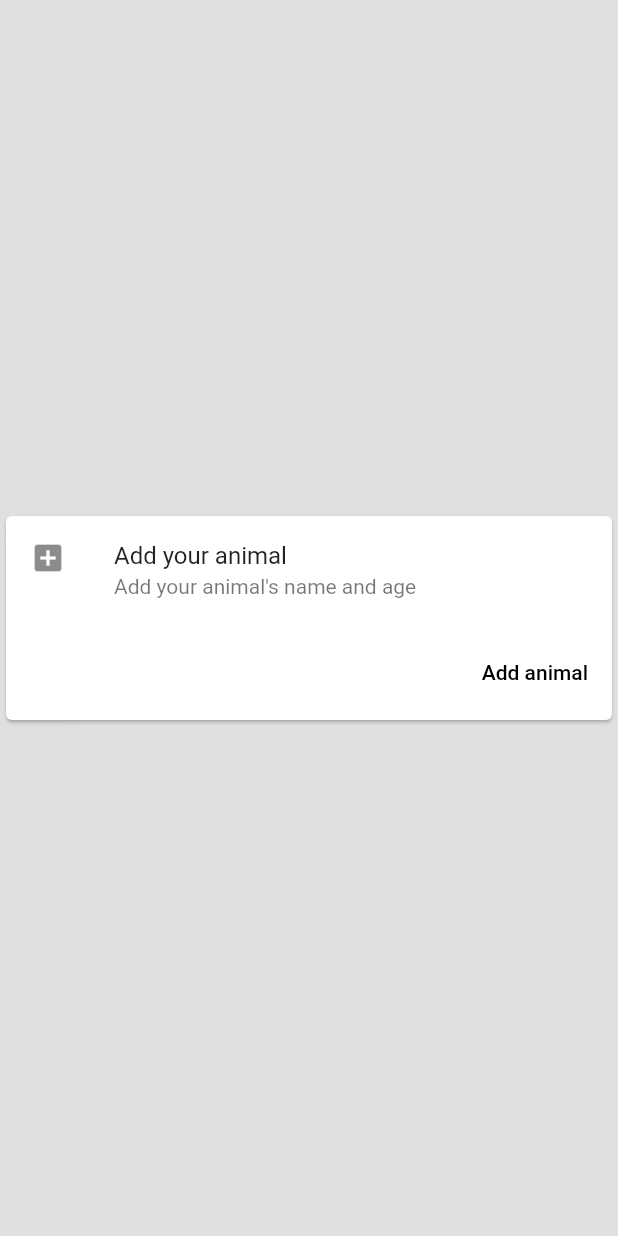
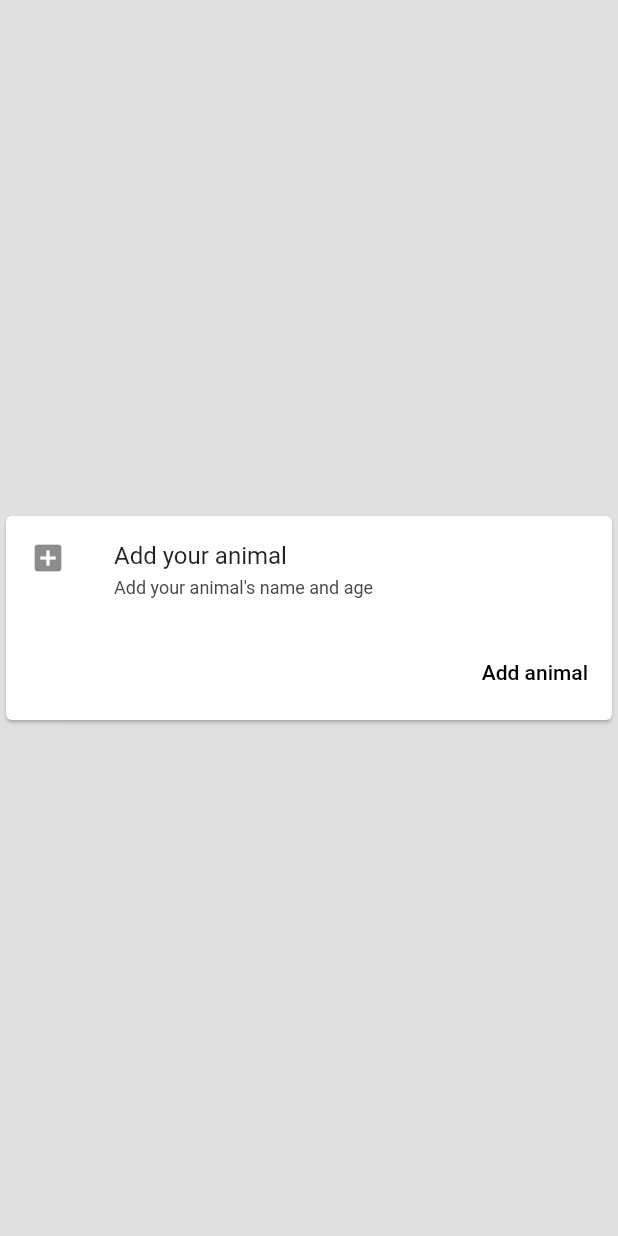
Before and after one commit to anawebdev/vlutter, a Flutter app: the screen it shows after launch, on a phone screen of 412 x 824 dp. Run offline on Flutter 3.47's test engine with Material 2 defaults, Android fonts, the phone set to English and light mode, and no system bars.

Commit message:
add colors

```diff
--- a/lib/main.dart
+++ b/lib/main.dart
@@ -2,19 +2,12 @@ import "package:flutter/material.dart";
 import "dart:ui";
 import "dart:math";
 
-
-
 class AnimalInfo {
-
   final String name;
   final String age;
 
-  AnimalInfo (this.name, this.age);
+  AnimalInfo(this.name, this.age);
 }
-
-
-
-
 
 final grey = Colors.grey[300];
 
@@ -28,23 +21,22 @@ class _VlutterState extends State<Vlutter> with SingleTickerProviderStateMixin {
   bool animationForward = true;
   var animals = List<AnimalInfo>.generate(
     5,
-  (i) =>  AnimalInfo("name $i", "$i"),
+    (i) => AnimalInfo("name $i", "$i"),
   );
-
 
   final PageController pageController = PageController();
 
   @override
   void initState() {
     super.initState();
-      animController = AnimationController(duration: const Duration(seconds: 1), vsync: this);
+    animController =
+        AnimationController(duration: const Duration(seconds: 1), vsync: this);
     animation = CurveTween(curve: Curves.easeOut).animate(animController)
       ..addListener(() {
-            setState((){});
+        setState(() {});
       });
 
     animController.forward();
-
   }
 
   @override
@@ -53,16 +45,40 @@ class _VlutterState extends State<Vlutter> with SingleTickerProviderStateMixin {
     super.dispose();
   }
 
+  static const Charcoal = Color(0xFF484848);
+  static const OffWhite = Color(0xFFF4F4F4);
+
   @override
   Widget build(BuildContext context) {
-
-
     return LayoutBuilder(
       builder: (context, constraints) {
-
         return MaterialApp(
           //   textDirection: TextDirection.ltr,
-
+          theme: ThemeData(
+              primaryColor: Color(0xFF49B2AE),
+              errorColor: Color(0xFF808080),
+              textTheme: TextTheme(
+                headline: TextStyle(
+                    fontSize: 14.0,
+                    fontWeight: FontWeight.normal,
+                    color: Charcoal),
+                display1: TextStyle(
+                    fontSize: 14.0,
+                    fontWeight: FontWeight.normal,
+                    color: Charcoal),
+                display2: TextStyle(
+                    fontSize: 10.0,
+                    fontWeight: FontWeight.bold,
+                    color: Charcoal),
+                title: TextStyle(
+                    fontSize: 14.0,
+                    fontWeight: FontWeight.bold,
+                    color: Charcoal),
+                body1: TextStyle(fontSize: 12.0, color: Charcoal),
+                body2: TextStyle(fontSize: 12.0, color: Charcoal),
+                subtitle: TextStyle(fontSize: 12.0, color: Charcoal),
+                caption: TextStyle(fontSize: 12.0, color: Charcoal),
+              )),
 
           home: Container(
             color: grey,
@@ -71,10 +87,10 @@ class _VlutterState extends State<Vlutter> with SingleTickerProviderStateMixin {
               pageSnapping: true,
               controller: pageController,
               children: [
-                              AddCard() ,
+                AddCard(),
                 for (var i = 0; i < this.animals.length; i++)
-                                DashboardCardPadded(animation: animation ,animal : this.animals[i])
-
+                  DashboardCardPadded(
+                      animation: animation, animal: this.animals[i])
               ],
               onPageChanged: (pageIndex) {
                 animController.reset();
@@ -89,7 +105,8 @@ class _VlutterState extends State<Vlutter> with SingleTickerProviderStateMixin {
 }
 
 class DashboardCardPadded extends AnimatedWidget {
-    DashboardCardPadded({Key key, Animation animation , this.animal}) : super(key: key, listenable: animation);
+  DashboardCardPadded({Key key, Animation animation, this.animal})
+      : super(key: key, listenable: animation);
 
   AnimalInfo animal;
 
@@ -99,7 +116,7 @@ class DashboardCardPadded extends AnimatedWidget {
     return ListView(
       children: [
         SizedBox(height: 50),
-                DashboardCard(animation: animation , animal : animal ),
+        DashboardCard(animation: animation, animal: animal),
         SizedBox(height: 15),
       ],
     );
@@ -107,8 +124,8 @@ class DashboardCardPadded extends AnimatedWidget {
 }
 
 class DashboardCard extends AnimatedWidget {
-
-    DashboardCard({Key key, Animation animation ,this.animal }) : super(key: key, listenable: animation);
+  DashboardCard({Key key, Animation animation, this.animal})
+      : super(key: key, listenable: animation);
   AnimalInfo animal;
   Animation get animation => listenable;
 
@@ -121,8 +138,6 @@ class DashboardCard extends AnimatedWidget {
       endIndent: 15,
       thickness: 0.8,
     );
-
-
 
     return Stack(
       children: [
@@ -144,7 +159,8 @@ class DashboardCard extends AnimatedWidget {
               child: Column(
                 mainAxisAlignment: MainAxisAlignment.start,
                 children: [
-                                    Text(this.animal.name, style: TextStyle(
+                  Text(this.animal.name,
+                      style: TextStyle(
                         fontSize: 14,
                         color: grey,
                       )),
@@ -152,12 +168,24 @@ class DashboardCard extends AnimatedWidget {
                   Row(
                     mainAxisAlignment: MainAxisAlignment.spaceEvenly,
                     children: [
-                                            Expanded(child: Thingy(percentage: 0.6, animation: animation)),
-                                            Expanded(child: Thingy(percentage: 0.7, animation: animation)),
-                                            Expanded(child: Thingy(percentage: 0.25, animation: animation)),
+                      Expanded(
+                          child: Thingy(percentage: 0.6, animation: animation)),
+                      Expanded(
+                          child: Thingy(percentage: 0.7, animation: animation)),
+                      Expanded(
+                          child:
+                              Thingy(percentage: 0.25, animation: animation)),
                     ],
                   ),
-
+                  Row(
+                    mainAxisAlignment: MainAxisAlignment.spaceEvenly,
+                    children: [
+                      Expanded(
+                          child: Thingy(percentage: 0.6, animation: animation)),
+                      Expanded(
+                          child: Thingy(percentage: 0.7, animation: animation)),
+                    ],
+                  ),
                 ],
               ),
             ),
@@ -174,7 +202,8 @@ class DashboardCard extends AnimatedWidget {
               shape: BoxShape.circle,
               image: DecorationImage(
                 fit: BoxFit.cover,
-                                image: NetworkImage('https://s3.eu-central-1.amazonaws.com/bea.vetevo/animals/725/avatar/064b32a0-99b2-11e8-aac2-79bd522c3aa9.jpeg'),
+                image: NetworkImage(
+                    'https://s3.eu-central-1.amazonaws.com/bea.vetevo/animals/725/avatar/064b32a0-99b2-11e8-aac2-79bd522c3aa9.jpeg'),
               ),
             ),
           ),
@@ -185,7 +214,8 @@ class DashboardCard extends AnimatedWidget {
 }
 
 class Thingy extends AnimatedWidget {
-    Thingy({Key key, this.percentage, Animation animation , this.animal }) : super(key: key, listenable: animation);
+  Thingy({Key key, this.percentage, Animation animation, this.animal})
+      : super(key: key, listenable: animation);
   AnimalInfo animal;
   Animation get animation => listenable;
   final double percentage;
@@ -211,26 +241,30 @@ class Thingy extends AnimatedWidget {
           ),
           Padding(
               padding: EdgeInsets.only(top: 15),
-                      child: Text("Better than passport", style: TextStyle(
-                          fontSize: 8,
-                          color: Colors.black,
+              child: Column(
+                children: <Widget>[
+                  Text("Impfung",
+                      textAlign: TextAlign.center,
+                      style: Theme.of(context).textTheme.display1),
+                  Padding(
+                      padding: EdgeInsets.only(top: 5),
+                      child: Text("Jetzt eintragen",
+                          textAlign: TextAlign.center,
+                          style: Theme.of(context).textTheme.display2))
+                ],
               )),
-                  ),
         ],
       ),
     );
   }
 }
 
-
-class AddCard extends StatelessWidget{
+class AddCard extends StatelessWidget {
   @override
   Widget build(BuildContext context) {
-     return   Center(
+    return Center(
         child: Card(
-        child: Column(
-          mainAxisSize: MainAxisSize.min,
-          children: <Widget>[
+            child: Column(mainAxisSize: MainAxisSize.min, children: <Widget>[
       const ListTile(
         leading: Icon(Icons.add_box),
         title: Text('Add your animal'),
@@ -238,7 +272,6 @@ class AddCard extends StatelessWidget{
       ),
       ButtonTheme.bar(
         child: ButtonBar(
-
           children: <Widget>[
             FlatButton(
               child: const Text('Add animal'),
@@ -247,12 +280,8 @@ class AddCard extends StatelessWidget{
           ],
         ),
       ),
-          ])
-    )
-
-     );
+    ])));
   }
-
 }
 
 class Arc extends CustomPainter {
@@ -277,14 +306,11 @@ class Arc extends CustomPainter {
   bool shouldRepaint(Arc oldDelegate) => true;
 }
 
-
 void main() => runApp(MyApp());
 
 class MyApp extends StatelessWidget {
   @override
   Widget build(BuildContext context) {
-
-
     return Vlutter();
   }
 }
--- /dev/null
+++ b/lib/theme.dart
@@ -0,0 +1,11 @@
+import "dart:ui";
+import 'package:flutter/material.dart';
+
+// import 'package:flutter/cupertino.dart' as prefix0;
+
+const Grey = Color(0xFFF4F4F4);
+const TextDark = Color(0xFF808080);
+const DangerColor = Color(0xFF808080);
+const PrimaryColor = Color(0xFF49B2AE);
+const Charcoal = Color(0xFF484848);
+const OffWhite = Color(0xFFF4F4F4);
```
Lines whose indentation alone changed are shown as unchanged.
